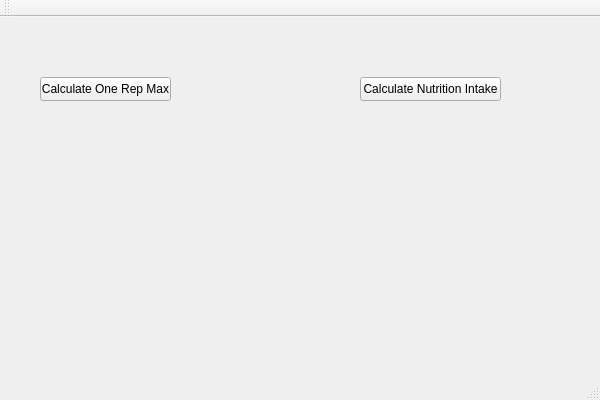
This is TrainAndNutritionApp.ui in ObscureOcelotXD/TrainAndNutritionApp as Qt 5 draws it before an edit. The edited form follows.
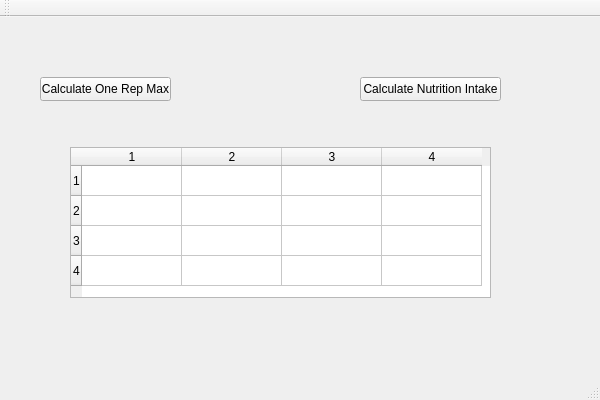
This is the edited form.

Commit message: Bulding out UI for Nutrition side and fixing Bryzcki Formula

```diff
--- a/TrainAndNutritionApp.ui
+++ b/TrainAndNutritionApp.ui
@@ -40,6 +40,30 @@
      <string>Calculate Nutrition Intake</string>
     </property>
    </widget>
+   <widget class="QTableWidget" name="nutritionTable">
+    <property name="geometry">
+     <rect>
+      <x>70</x>
+      <y>130</y>
+      <width>421</width>
+      <height>151</height>
+     </rect>
+    </property>
+    <property name="rowCount">
+     <number>4</number>
+    </property>
+    <property name="columnCount">
+     <number>4</number>
+    </property>
+    <row/>
+    <row/>
+    <row/>
+    <row/>
+    <column/>
+    <column/>
+    <column/>
+    <column/>
+   </widget>
   </widget>
   <widget class="QMenuBar" name="menuBar">
    <property name="geometry">
```
The commit also changes 4 other files.
